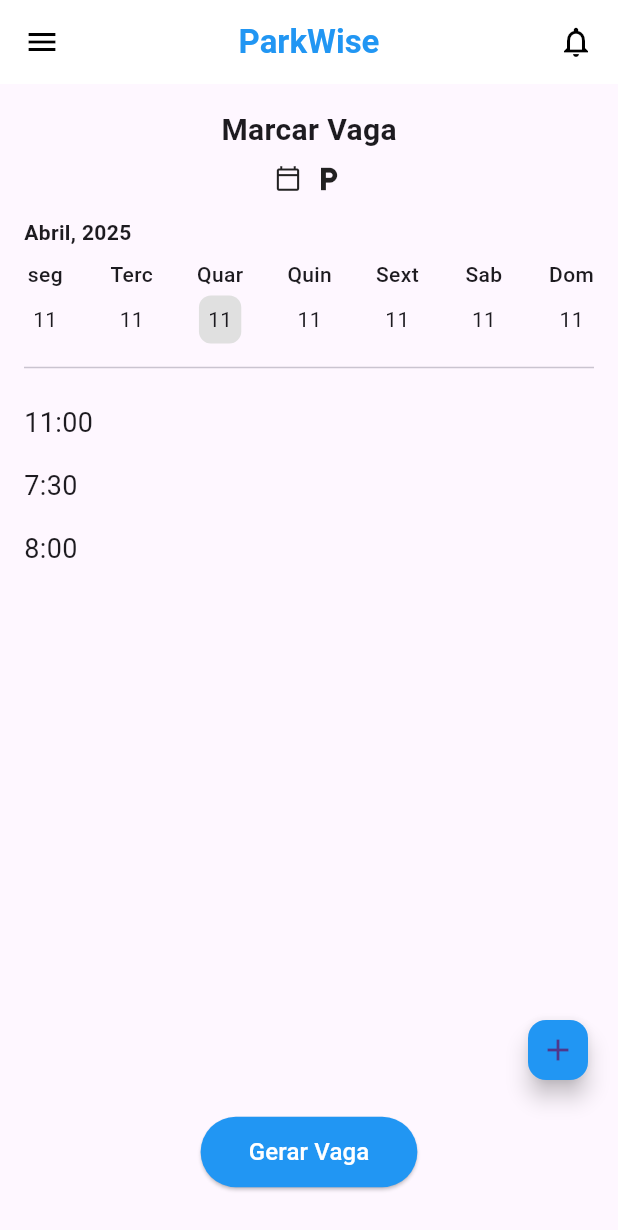
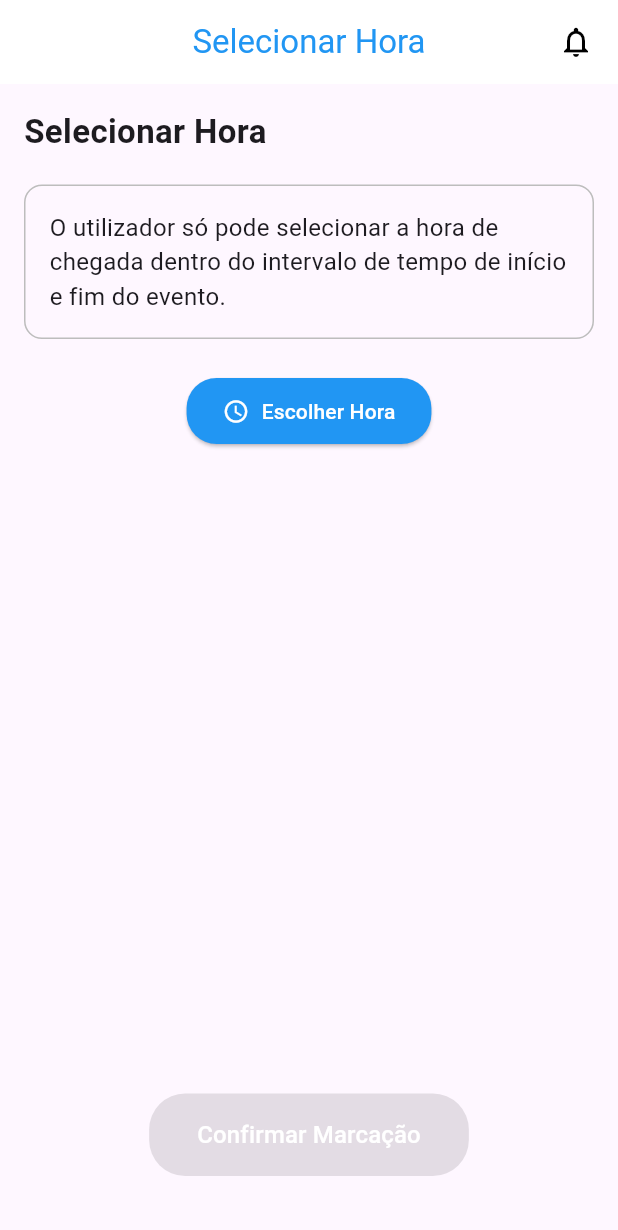
Before and after one commit to YasserMomade/smart-parking-management-app, a Flutter app: the MarkSlotScreen screen opened directly, on a phone screen of 412 x 824 dp. Shown: the top 1230 px of the screen. Run offline on Flutter 3.47's test engine with Material 3 defaults, Android fonts, the phone set to English and light mode, and no system bars; our stand-ins replace cloud_firestore, firebase_auth, firebase_core, google_fonts; accounts and stored records are empty.

Commit message:
Marcar vagas(selecionar horas)
Selecionar horas e confirmar marcacao  de vagas.
Jerson Tomas

```diff
--- a/lib/Views/marcarvaga.dart
+++ b/lib/Views/marcarvaga.dart
@@ -1,126 +1,141 @@
+
 import 'package:flutter/material.dart';
 
-void main() => runApp(const marcarvaga());
+void main() => runApp(const MarcarVagaApp());
 
-class marcarvaga extends StatelessWidget {
-  const marcarvaga({super.key});
+class MarcarVagaApp extends StatelessWidget {
+  const MarcarVagaApp({super.key});
 
   @override
   Widget build(BuildContext context) {
     return MaterialApp(
-      home: MarkSlotScreen(),
+      home: const MarkSlotScreen(),
       debugShowCheckedModeBanner: false,
     );
   }
 }
 
-class MarkSlotScreen extends StatelessWidget {
-  final List<String> days = ['seg', 'Terc', 'Quar', 'Quin', 'Sext', 'Sab', 'Dom'];
-  final List<String> hours = ['11:00', '7:30', '8:00'];
+class MarkSlotScreen extends StatefulWidget {
+  const MarkSlotScreen({super.key});
+
+  @override
+  State<MarkSlotScreen> createState() => _MarkSlotScreenState();
+}
+
+class _MarkSlotScreenState extends State<MarkSlotScreen> {
+  TimeOfDay? _horaSelecionada;
+
+  Future<void> _selecionarHora() async {
+    final hora = await showTimePicker(
+      context: context,
+      initialTime: TimeOfDay.now(),
+    );
+
+    if (hora != null) {
+      setState(() {
+        _horaSelecionada = hora;
+      });
+    }
+  }
 
   @override
   Widget build(BuildContext context) {
+    final String horaFormatada = _horaSelecionada != null
+        ? _horaSelecionada!.format(context)
+        : 'Nenhuma hora selecionada';
+
     return Scaffold(
       appBar: AppBar(
-        leading: Icon(Icons.menu, color: Colors.black),
-        title: const Text(
-          'ParkWise',
-          style: TextStyle(color: Colors.blue, fontWeight: FontWeight.bold),
-        ),
+        title: const Text('Selecionar Hora', style: TextStyle(color: Colors.blue)),
         centerTitle: true,
         backgroundColor: Colors.white,
         elevation: 0,
+        iconTheme: const IconThemeData(color: Colors.black),
         actions: const [
           Padding(
-            padding: EdgeInsets.only(right: 16.0),
+            padding: EdgeInsets.only(right: 16),
             child: Icon(Icons.notifications_none, color: Colors.black),
           ),
         ],
       ),
       body: Padding(
-        padding: const EdgeInsets.all(16.0),
+        padding: const EdgeInsets.all(16),
         child: Column(
           crossAxisAlignment: CrossAxisAlignment.center,
           children: [
-            const Text(
-              'Marcar Vaga',
-              style: TextStyle(fontSize: 20, fontWeight: FontWeight.bold),
-            ),
-            const SizedBox(height: 8),
-            Row(
-              mainAxisAlignment: MainAxisAlignment.center,
-              children: const [
-                Icon(Icons.calendar_today_outlined, size: 18),
-                SizedBox(width: 8),
-                Icon(Icons.local_parking_outlined, size: 20),
-              ],
-            ),
-            const SizedBox(height: 16),
             const Align(
               alignment: Alignment.centerLeft,
               child: Text(
-                'Abril, 2025',
-                style: TextStyle(fontWeight: FontWeight.bold),
+                'Selecionar Hora',
+                style: TextStyle(fontSize: 22, fontWeight: FontWeight.bold),
               ),
             ),
-            const SizedBox(height: 8),
-            Row(
-              mainAxisAlignment: MainAxisAlignment.spaceBetween,
-              children: days.map((day) {
-                return Column(
-                  children: [
-                    Text(day, style: const TextStyle(fontWeight: FontWeight.w500)),
-                    const SizedBox(height: 4),
-                    Container(
-                      padding: const EdgeInsets.all(6),
-                      decoration: day == 'Quar'
-                          ? BoxDecoration(
-                        color: Colors.grey.shade300,
-                        borderRadius: BorderRadius.circular(8),
-                      )
-                          : null,
-                      child: const Text('11'),
-                    ),
-                  ],
-                );
-              }).toList(),
+            const SizedBox(height: 20),
+            Container(
+              width: double.infinity,
+              padding: const EdgeInsets.all(16),
+              decoration: BoxDecoration(
+                border: Border.all(color: Colors.grey.shade400, width: 1),
+                borderRadius: BorderRadius.circular(12),
+              ),
+              child: const Text(
+                'O utilizador só pode selecionar a hora de chegada dentro do intervalo de tempo de início e fim do evento.',
+                style: TextStyle(fontSize: 16),
+              ),
             ),
-            const Divider(height: 32),
-            ...hours.map((hour) => Padding(
-              padding: const EdgeInsets.symmetric(vertical: 8),
-              child: Align(
-                alignment: Alignment.centerLeft,
-                child: Text(hour, style: const TextStyle(fontSize: 18)),
+            const SizedBox(height: 24),
+            ElevatedButton.icon(
+              onPressed: _selecionarHora,
+              icon: const Icon(Icons.access_time, color: Colors.white),
+              label: const Text(
+                'Escolher Hora',
+                style: TextStyle(color: Colors.white),
               ),
-            )),
-            const Spacer(),
-            Row(
-              mainAxisAlignment: MainAxisAlignment.end,
-              children: [
-                FloatingActionButton(
-                  onPressed: () {},
-                  child: const Icon(Icons.add),
-                  backgroundColor: Colors.blue,
-                  mini: true,
-                ),
-              ],
-            ),
-            const SizedBox(height: 20),
-            ElevatedButton(
-              onPressed: () {},
               style: ElevatedButton.styleFrom(
                 backgroundColor: Colors.blue,
+                padding: const EdgeInsets.symmetric(horizontal: 24, vertical: 12),
+                shape: RoundedRectangleBorder(
+                  borderRadius: BorderRadius.circular(20),
+                ),
+              ),
+            ),
+            const SizedBox(height: 32),
+            if (_horaSelecionada != null)
+              Column(
+                children: [
+                  const Text(
+                    'Hora Selecionada:',
+                    style: TextStyle(fontSize: 18, fontWeight: FontWeight.w500),
+                  ),
+                  const SizedBox(height: 12),
+                  Icon(
+                    Icons.access_time_filled,
+                    size: 100,
+                    color: Colors.blue,
+                  ),
+                  const SizedBox(height: 8),
+                  Text(
+                    horaFormatada,
+                    style: const TextStyle(fontSize: 32, fontWeight: FontWeight.bold),
+                  ),
+                ],
+              ),
+            const Spacer(),
+            ElevatedButton(
+              onPressed: _horaSelecionada != null ? () {} : null,
+              style: ElevatedButton.styleFrom(
+                backgroundColor: Colors.blue,
+                padding: const EdgeInsets.symmetric(horizontal: 32, vertical: 16),
                 shape: RoundedRectangleBorder(
                   borderRadius: BorderRadius.circular(24),
                 ),
-                padding: const EdgeInsets.symmetric(horizontal: 32, vertical: 12),
               ),
               child: const Text(
-                'Gerar Vaga',
+                'Confirmar Marcação',
                 style: TextStyle(color: Colors.white, fontSize: 16),
               ),
             ),
-            const SizedBox(height: 16),
+            const SizedBox(height: 24),
           ],
         ),
       ),
```
Also changed, not shown: 1 other file.
